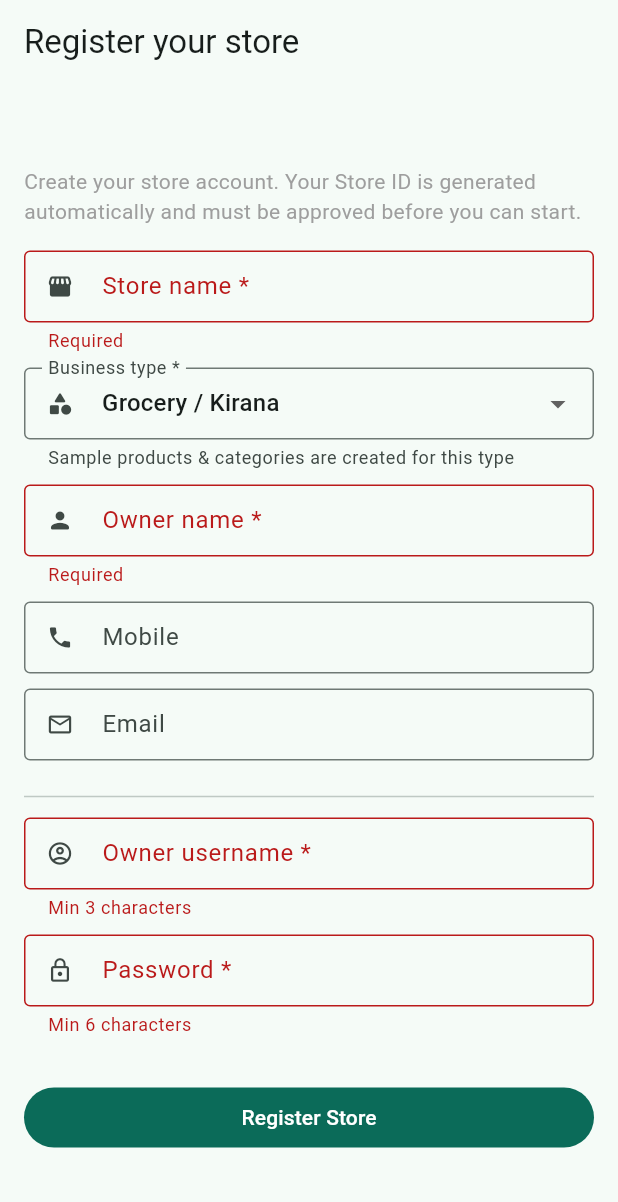
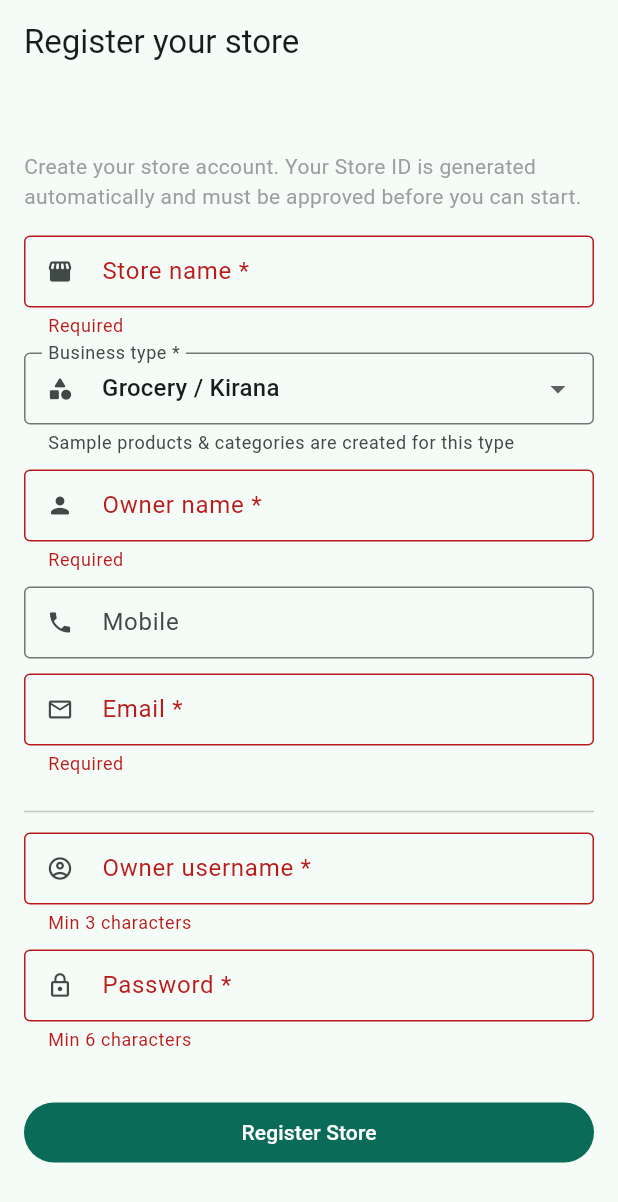
Before and after one commit to jaganathpanda/pocket-pos, a Flutter app: the StoreRegisterPage screen opened by its route, after a tap on "Register Store", on a phone screen of 412 x 824 dp. Shown: the top 1202 px of the screen. Run offline on Flutter 3.47's test engine with Material 3 defaults, Android fonts, the phone set to English and light mode, and no system bars; our stand-ins replace barcode_widget, cloud_firestore, drift, file_picker, firebase_auth, firebase_core and 6 more; missing offline and left inert: google_mlkit_text_recognition, mobile_scanner; accounts and stored records are empty; generated files the repository leaves out were written again.

Commit message:
registartion page enhancment

```diff
--- a/lib/features/store/presentation/store_register_page.dart
+++ b/lib/features/store/presentation/store_register_page.dart
@@ -55,6 +55,14 @@ class _StoreRegisterPageState extends ConsumerState<StoreRegisterPage> {
   String? _required(String? v) =>
       (v == null || v.trim().isEmpty) ? 'Required' : null;
 
+  String? _validEmail(String? v) {
+    final value = (v ?? '').trim();
+    if (value.isEmpty) return 'Required';
+    // Simple, permissive format check: something@something.tld
+    final ok = RegExp(r'^[^@\s]+@[^@\s]+\.[^@\s]+$').hasMatch(value);
+    return ok ? null : 'Enter a valid email';
+  }
+
   @override
   Widget build(BuildContext context) {
     final busy = ref.watch(storeAuthControllerProvider).busy;
@@ -102,8 +110,9 @@ class _StoreRegisterPageState extends ConsumerState<StoreRegisterPage> {
                       validator: _required),
                   _field(_mobile, 'Mobile', Icons.phone,
                       keyboard: TextInputType.phone),
-                  _field(_email, 'Email', Icons.email_outlined,
-                      keyboard: TextInputType.emailAddress),
+                  _field(_email, 'Email *', Icons.email_outlined,
+                      keyboard: TextInputType.emailAddress,
+                      validator: _validEmail),
                   const Divider(height: 28),
                   _field(_username, 'Owner username *', Icons.account_circle_outlined,
                       validator: (v) => (v == null || v.trim().length < 3)
```
Also changed, not shown: lib/features/store/data/store_auth_service.dart (+60 -1 lines), 1 other file.
